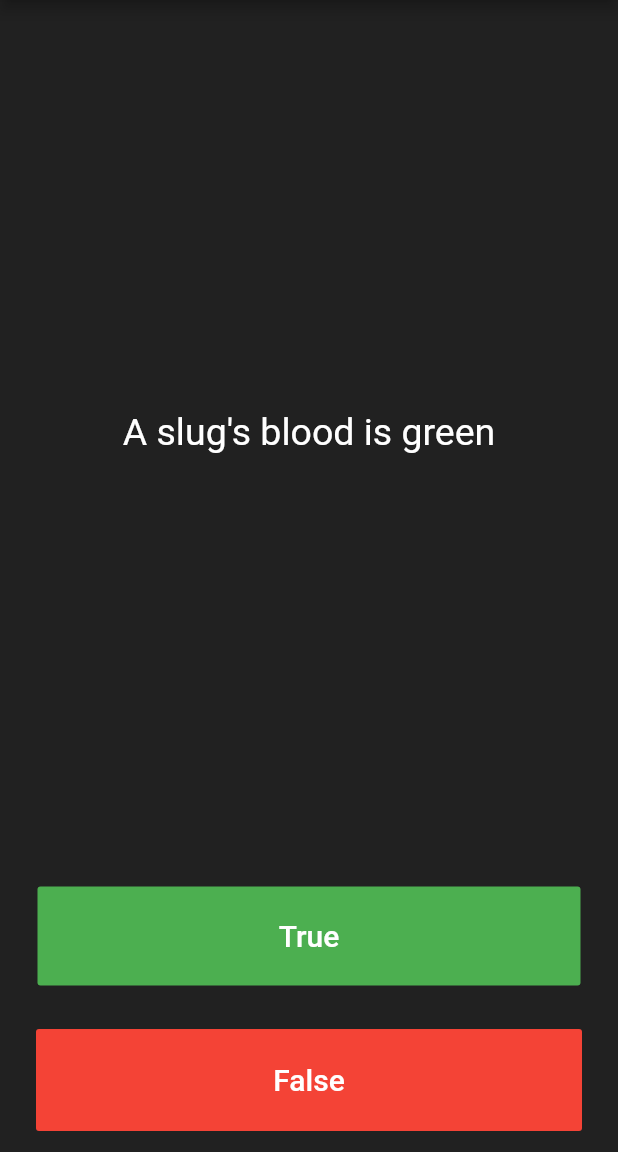
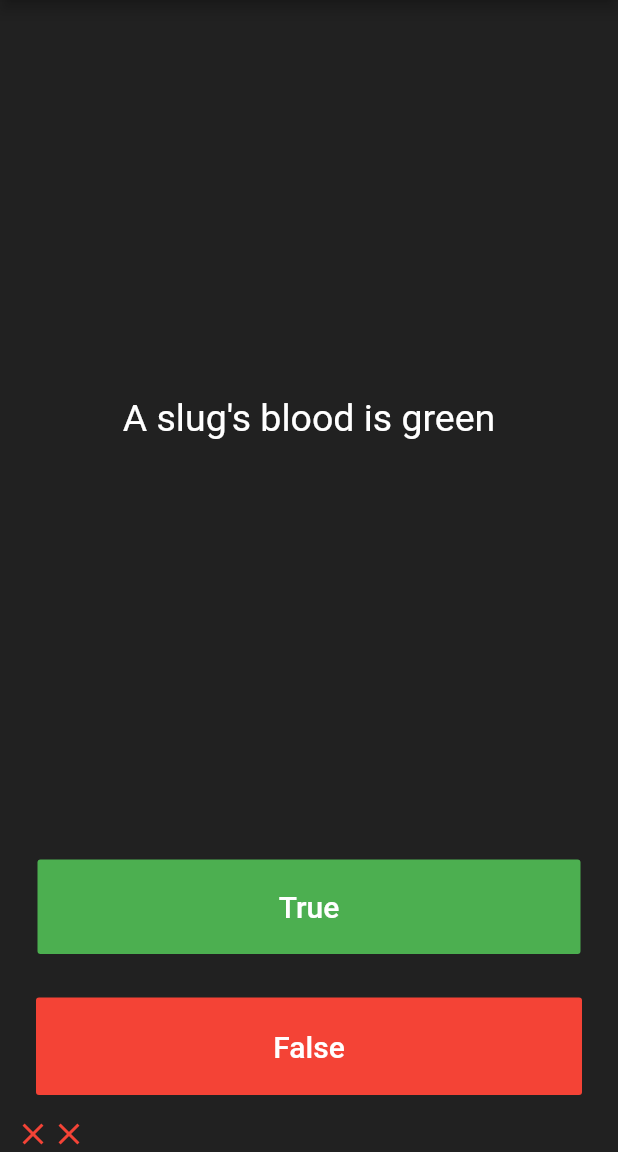
Before and after one commit to swapnilag78/quizing, a Flutter app: the screen it shows after launch, after a tap on "True", after a tap on "False", on a phone screen of 412 x 824 dp, the part 84-1236 px from its top. Run offline on Flutter 3.47's test engine with Material 2 defaults, Android fonts, the phone set to English and light mode, and no system bars.

Commit message:
added more functions to app

```diff
--- a/lib/main.dart
+++ b/lib/main.dart
@@ -1,4 +1,10 @@
 import 'package:flutter/material.dart';
+import 'package:quizler_app/question.dart';
+import 'question.dart';
+import 'questions.dart';
+import '';
+
+Questions ob=new Questions();
 
 void main() => runApp(QuizlerApp());
 
@@ -40,14 +46,23 @@ class _quizState extends State<quiz> {
 
   List<Icon> scorekeeper =[];
 
-  List<String> ques =[
-    'You can lead of cow down stairs but not up stairs',
-    'Approximately one quarter of human bones are in the feet ',
-    'A slug\'s blood is green'
-  ];
-
-  int ques_no =0;
-
+  void checkAns(bool userPick){
+    setState(() {
+    if (userPick==ob.getQuestionAns())
+    {
+        scorekeeper.add(Icon(
+          Icons.check,
+          color: Colors.green,
+        ));
+      } else{
+      scorekeeper.add(Icon(
+        Icons.close,
+        color:Colors.red,
+      ));
+    }
+      ob.nextQues();
+    });
+  }
   @override
   Widget build(BuildContext context) {
     return Column(
@@ -59,7 +74,7 @@ class _quizState extends State<quiz> {
           child: Padding(
             padding: const EdgeInsets.all(10.0),
             child: Center(
-              child: Text( ques[ques_no],
+              child: Text( ob.getQuestionText(),
               textAlign: TextAlign.center,
               style: TextStyle(
                 fontSize: 25.0,
@@ -82,11 +97,10 @@ class _quizState extends State<quiz> {
                   fontSize: 20.0,
                 ),
               ),
-              onPressed: (){
-                  setState(() {
-                    ques_no++;
-                  });
+              onPressed: () {
+                  checkAns(true);
               },
+
             ),
           ),
         ),
@@ -104,9 +118,8 @@ class _quizState extends State<quiz> {
                 ),
               ),
               onPressed: (){
-                setState(() {
-                  ques_no++;
-                });
+               checkAns(false);
+
               },
             ),
           ),
--- /dev/null
+++ b/lib/question.dart
@@ -0,0 +1,12 @@
+class Question{
+
+  String quesText;
+  bool quesAns;
+
+  Question({String q, bool a}) {
+
+    quesText=q;
+    quesAns=a;
+
+  }    //parametrised constructor
+}
--- /dev/null
+++ b/lib/questions.dart
@@ -0,0 +1,24 @@
+import 'question.dart';
+
+class Questions{
+  int _ques_no =0;
+  List<Question> _quesBank =[
+    Question(q: 'You can lead of cow down stairs but not up stairs', a: false),     //object creation
+    Question(q:  'Approximately one quarter of human bones are in the feet ', a: true),
+    Question(q:  'A slug\'s blood is green', a: true)
+  ];
+
+  void nextQues(){
+    if(_ques_no < _quesBank.length-1)
+      {
+        _ques_no++;
+      }
+  }
+    String getQuestionText(){
+      return _quesBank[_ques_no].quesText;
+    }
+
+    bool getQuestionAns(){
+      return _quesBank[_ques_no].quesAns;
+    }
+}
--- a/pubspec.yaml
+++ b/pubspec.yaml
@@ -28,6 +28,8 @@ dependencies:
   # The following adds the Cupertino Icons font to your application.
   # Use with the CupertinoIcons class for iOS style icons.
   cupertino_icons: ^1.0.0
+  rflutter_alert: ^1.0.2
+
 
 dev_dependencies:
   flutter_test:
```
Also changed, not shown: pubspec.lock.
